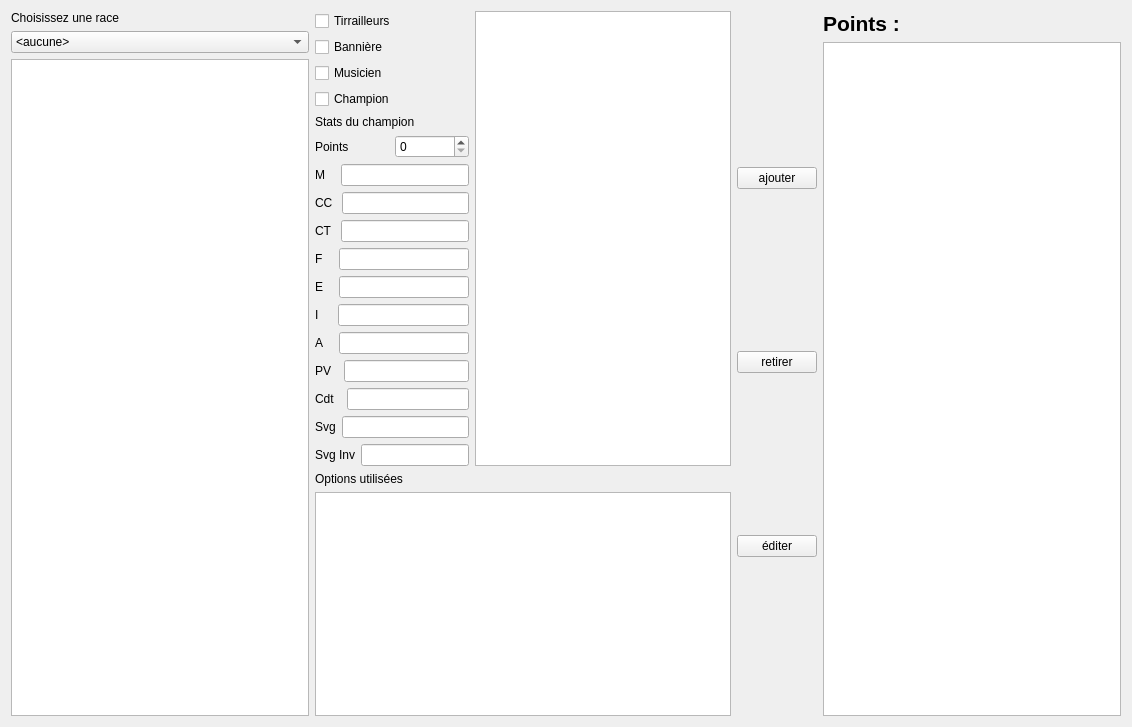
kaosphere/Warhole, file warhole/armywindow.ui: the form before one commit.
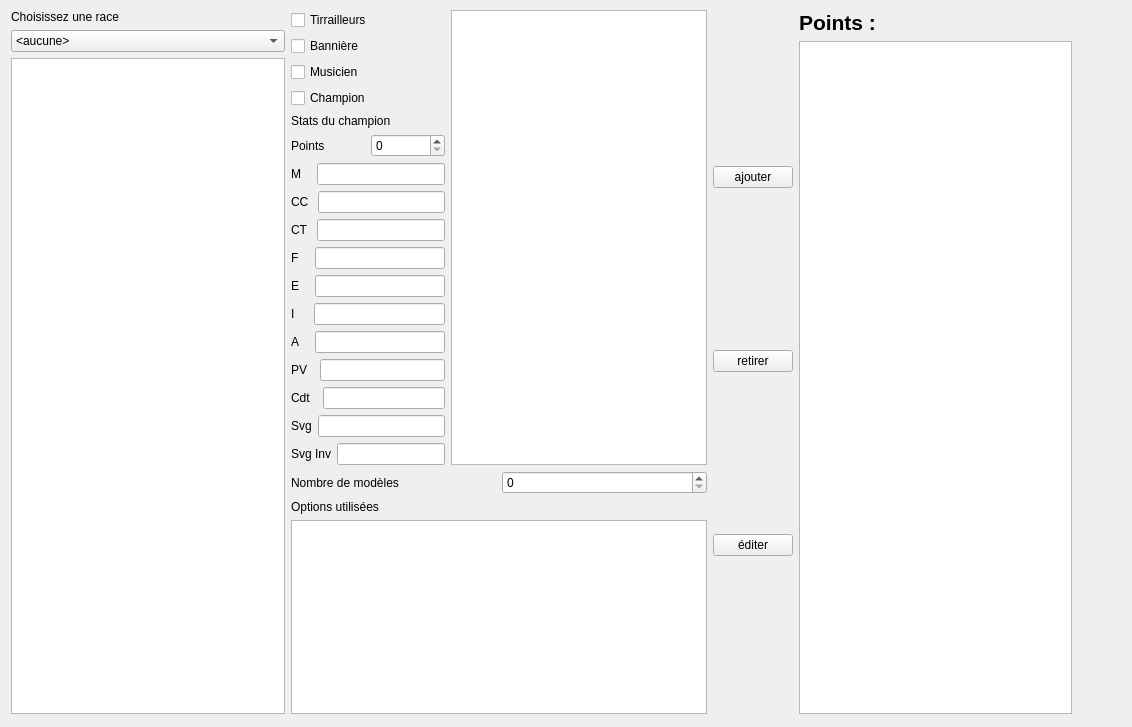
The form after the commit.

Commit message: Continue implementation of army window

Diff of the .ui file:
```diff
--- a/warhole/armywindow.ui
+++ b/warhole/armywindow.ui
@@ -13,10 +13,17 @@
   <property name="windowTitle">
    <string>Form</string>
   </property>
+  <widget class="QWidget" name="">
+   <property name="geometry">
+    <rect>
+     <x>11</x>
+     <y>10</y>
+     <width>1061</width>
+     <height>704</height>
+    </rect>
+   </property>
   <layout class="QHBoxLayout" name="horizontalLayout_14">
    <item>
-    <layout class="QHBoxLayout" name="horizontalLayout_13">
-     <item>
       <layout class="QVBoxLayout" name="verticalLayout_9">
        <item>
         <layout class="QVBoxLayout" name="verticalLayout_4">
@@ -273,6 +280,20 @@
        </item>
        <item>
         <layout class="QVBoxLayout" name="verticalLayout_5">
+        <item>
+         <layout class="QHBoxLayout" name="horizontalLayout_13">
+          <item>
+           <widget class="QLabel" name="label">
+            <property name="text">
+             <string>Nombre de modèles</string>
+            </property>
+           </widget>
+          </item>
+          <item>
+           <widget class="QSpinBox" name="spinBoxNB"/>
+          </item>
+         </layout>
+        </item>
          <item>
           <widget class="QLabel" name="label_3">
            <property name="text">
@@ -281,7 +302,17 @@
           </widget>
          </item>
          <item>
-          <widget class="QListWidget" name="listWidget"/>
+         <widget class="QTreeView" name="viewOptions">
+          <property name="selectionMode">
+           <enum>QAbstractItemView::MultiSelection</enum>
+          </property>
+          <property name="animated">
+           <bool>true</bool>
+          </property>
+          <property name="allColumnsShowFocus">
+           <bool>true</bool>
+          </property>
+         </widget>
          </item>
         </layout>
        </item>
@@ -334,8 +365,7 @@
       </layout>
      </item>
     </layout>
-   </item>
-  </layout>
+  </widget>
  </widget>
  <resources/>
  <connections/>
```
Left out of the diff: 10 changed lines with no effect on the pictures. Lines whose indentation alone changed are shown as unchanged. The commit also changes 2 other files.
